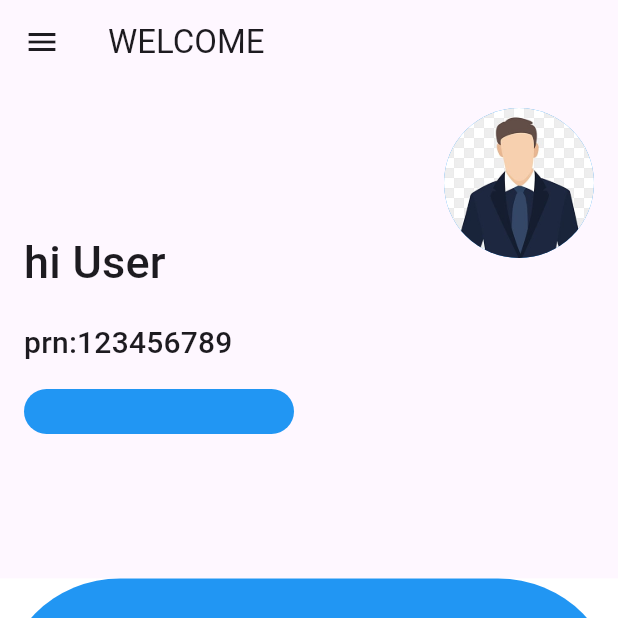
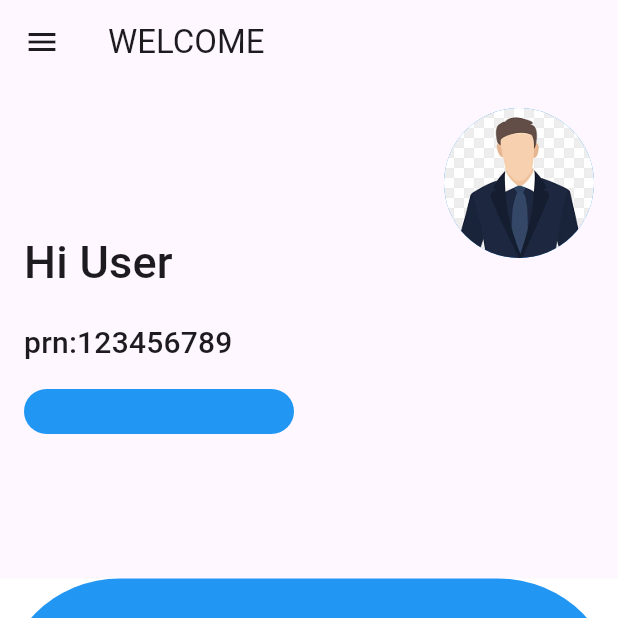
Before and after one commit to vaibhavnavghare4253/bustrack, a Flutter app: the screen it shows after launch, on a phone screen of 412 x 824 dp, the top half of it. Run offline on Flutter 3.47's test engine with Material 3 defaults, Android fonts, the phone set to English and light mode, and no system bars.

Commit message:
new push

```diff
--- a/lib/pages/attendancescreen.dart
+++ b/lib/pages/attendancescreen.dart
@@ -39,6 +39,7 @@ class _AttendanceScreenState extends State<AttendanceScreen> {
         },
       ),
       floatingActionButton: FloatingActionButton(
+
         onPressed: _submitAttendance,
         child: Icon(Icons.check),
       ),
--- a/lib/pages/interpage.dart
+++ b/lib/pages/interpage.dart
@@ -8,6 +8,7 @@ class Tryoff extends StatelessWidget {
   Widget build(BuildContext context) {
     return Scaffold(
       appBar: AppBar(
+
         title: Text('WELCOME'),
       ),
       drawer: Drawer(
@@ -79,7 +80,7 @@ class Tryoff extends StatelessWidget {
                           mainAxisAlignment: MainAxisAlignment.start,
                           children: [
                             Text(
-                              'hi ',
+                              'Hi ',
                               style: Theme.of(context)
                                   .textTheme
                                   .titleMedium!
```
